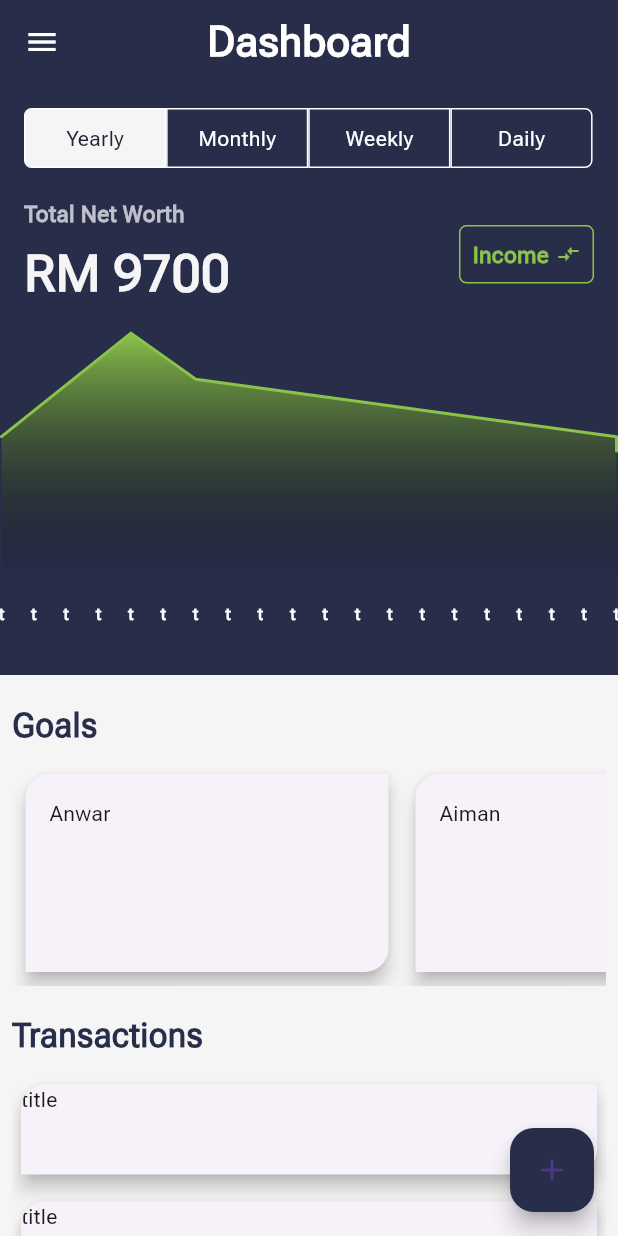
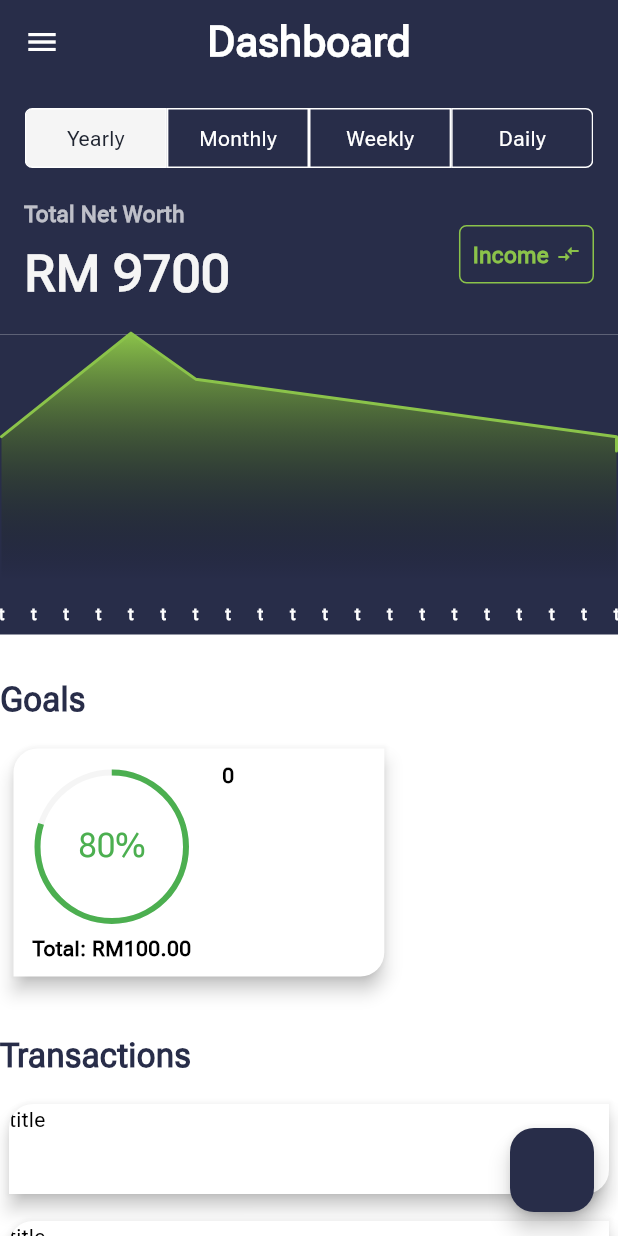
Before and after one commit to AnwarBujangHuat/budgetapp, a Flutter app: the screen it shows after launch, after a tap on "Expenses", on a phone screen of 412 x 824 dp. Run offline on Flutter 3.47's test engine with Material 3 defaults, Android fonts, the phone set to English and light mode, and no system bars; drawn by our look-alikes of fl_chart; our stand-ins replace connectivity_plus, dio, freezed_annotation, hooks_riverpod; generated files the repository leaves out were written again.

Commit message:
commit done design

```diff
--- a/lib/src/app/app.dart
+++ b/lib/src/app/app.dart
@@ -6,7 +6,6 @@ import '../presentation/settings/settings_controller.dart';
 import '../presentation/settings/settings_view.dart';
 import 'app_colors.dart';
 
-/// The Widget that configures your application.
 class MyApp extends StatelessWidget {
   const MyApp({
     super.key,
@@ -21,6 +20,8 @@ class MyApp extends StatelessWidget {
       animation: settingsController,
       builder: (BuildContext context, Widget? child) {
         return MaterialApp(
+          debugShowCheckedModeBanner: false,
+          // showPerformanceOverlay: true,
           restorationScopeId: 'app',
           localizationsDelegates: const [
             AppLocalizations.delegate,
@@ -38,9 +39,21 @@ class MyApp extends StatelessWidget {
               fontFamily: 'RobotoFlex',
               appBarTheme:
                   const AppBarTheme(backgroundColor: AppColors.offWhite),
-              scaffoldBackgroundColor: AppColors.offWhite,
               cardColor: AppColors.white,
+              colorScheme: const ColorScheme(
+                  brightness: Brightness.light,
+                  primary: AppColors.darkBlue,
+                  onPrimary: AppColors.darkBlue,
+                  secondary: AppColors.darkBlueVariant,
+                  onSecondary: AppColors.white,
+                  error: AppColors.lightRed,
+                  onError: AppColors.lightRedVariant,
+                  background: AppColors.offWhite,
+                  onBackground: AppColors.offWhite,
+                  surface: Colors.white,
+                  onSurface: AppColors.black),
               cardTheme: const CardTheme(
+                surfaceTintColor: Colors.white,
                 elevation: 5,
                 clipBehavior: Clip.antiAlias,
                 shape: RoundedRectangleBorder(
@@ -51,6 +64,8 @@ class MyApp extends StatelessWidget {
                       topRight: Radius.circular(0)),
                 ),
               ),
+              progressIndicatorTheme: const ProgressIndicatorThemeData(
+                  circularTrackColor: AppColors.offWhite),
               primaryColorLight: AppColors.darkBlue,
               primaryColor: AppColors.darkBlue),
           darkTheme: ThemeData.dark().copyWith(
--- a/lib/src/app/app_colors.dart
+++ b/lib/src/app/app_colors.dart
@@ -19,4 +19,7 @@ class AppColors {
   static const Color lightGreenVariant = Colors.lightGreen;
   static const Color lightRed = Colors.red;
   static const Color lightRedVariant = Colors.redAccent;
+  static const Color darkYellow = Color(0xFFFFD700);
+  static const Color lightYellow = Color(0xFFFFFF00);
+  static const Color lightYellowVariant = Color(0xFFFFFACD);
 }
--- a/lib/src/presentation/dashboard/state/dashboard_state.dart
+++ /dev/null
@@ -1,14 +0,0 @@
-import 'package:freezed_annotation/freezed_annotation.dart';
-
-import '../../../domain/http/app_exception.dart';
-
-part 'dashboard_state.freezed.dart';
-
-@freezed
-class DashboardState with _$DashboardState {
-  const factory DashboardState.loading() = Loading;
-
-  const factory DashboardState.loaded(List<String> dataList) = Loaded;
-
-  const factory DashboardState.error(AppException appException) = Error;
-}
--- a/lib/src/presentation/dashboard/view/dashboard_view.dart
+++ b/lib/src/presentation/dashboard/view/dashboard_view.dart
@@ -1,8 +1,10 @@
+import 'package:budgetapp/src/presentation/dashboard/viewmodel/dashboard_viewmodel.dart';
+import 'package:budgetapp/src/presentation/dashboard/widget/card_goal.dart';
 import 'package:budgetapp/src/presentation/shared/appbar.dart';
 import 'package:budgetapp/src/presentation/shared/header.dart';
-import 'package:budgetapp/src/presentation/dashboard/viewmodel/dashboard_viewmodel.dart';
 import 'package:budgetapp/src/presentation/dashboard/widget/card_transaction.dart';
 import 'package:budgetapp/src/presentation/dashboard/widget/tab_duration.dart';
+import 'package:budgetapp/src/presentation/transaction/transaction_viewmodel.dart';
 import 'package:flutter_gen/gen_l10n/app_localizations.dart';
 import 'package:flutter/material.dart';
 import 'package:hooks_riverpod/hooks_riverpod.dart';
@@ -14,19 +16,12 @@ import '../widget/line_chart.dart';
 import '../widget/sized_boxes.dart';
 
 class DashboardView extends ConsumerWidget {
-  const DashboardView({super.key});
+  const DashboardView({Key? key}) : super(key: key);
+
   static const routeName = '/home';
 
   @override
   Widget build(BuildContext context, WidgetRef ref) {
-    double screenWidth = MediaQuery.of(context).size.width;
-    double screenHeight = MediaQuery.of(context).size.height;
-
-    String selectedValue = ref.watch(selectedButtonProvider) ??
-        AppLocalizations.of(context)!.expenses;
-
-    final selectedPeriod = ref.watch(selectedPeriodProvider);
-
     return Scaffold(
       floatingActionButton: FlaotingFAB(
         distance: 60,
@@ -34,7 +29,7 @@ class DashboardView extends ConsumerWidget {
           ActionButton(
             title: AppLocalizations.of(context)!.income,
             onPressed: () =>
-                {ref.read(dashboardProvider.notifier).insertNewdata()},
+                {ref.read(transactionsProvider.notifier).insertNewdata()},
             icon: const Icon(Icons.attach_money),
           ),
           ActionButton(
@@ -49,9 +44,33 @@ class DashboardView extends ConsumerWidget {
         child: ListView(
           padding: const EdgeInsets.only(bottom: 10),
           shrinkWrap: true,
-          children: [
-            Container(
-              height: 450,
+          children: const [
+            MyHeader(),
+            MyLineChartWidget(),
+            SizedBox(height: 10),
+            MyGoals(),
+            SizedBox(height: 10),
+            MyTransactions(),
+          ],
+        ),
+      ),
+    );
+  }
+}
+
+class MyHeader extends ConsumerWidget {
+  const MyHeader({super.key});
+
+  @override
+  Widget build(BuildContext context, WidgetRef ref) {
+    String selectedValue = ref.watch(selectedButtonProvider) ??
+        AppLocalizations.of(context)!.expenses;
+
+    final selectedPeriod = ref.watch(selectedPeriodProvider);
+
+    double screenWidth = MediaQuery.of(context).size.width;
+
+    return Container(
       decoration: const BoxDecoration(color: AppColors.darkBlue),
       child: Column(
         children: [
@@ -60,12 +79,10 @@ class DashboardView extends ConsumerWidget {
               onPressedBack: () => Navigator.restorablePushNamed(
                   context, SettingsView.routeName)),
           Padding(
-                    padding: const EdgeInsets.all(16),
+            padding: const EdgeInsets.all(16.0),
             child: Column(
-                      children: [
-                        Column(
               mainAxisAlignment: MainAxisAlignment.start,
-                          crossAxisAlignment: CrossAxisAlignment.start,
+              crossAxisAlignment: CrossAxisAlignment.center,
               children: [
                 SizedBox(
                   height: 40,
@@ -77,10 +94,10 @@ class DashboardView extends ConsumerWidget {
                     itemBuilder: (context, index) => TimelineTab(
                       selected: selectedPeriod,
                       onTap: () => ref
-                                            .read(
-                                                selectedPeriodProvider.notifier)
+                          .read(selectedPeriodProvider.notifier)
                           .state = filterButton[index],
-                                      )),
+                    ),
+                  ),
                 ),
                 const SizedH20(),
                 Row(
@@ -92,25 +109,29 @@ class DashboardView extends ConsumerWidget {
                       crossAxisAlignment: CrossAxisAlignment.start,
                       children: [
                         Text(
-                                        AppLocalizations.of(context)!
-                                            .totalNetWorth,
+                          AppLocalizations.of(context)!.totalNetWorth,
                           style: const TextStyle(
                             fontSize: AppFontSizes.subheadline,
                             color: AppColors.offWhiteVariant,
-                                            fontWeight: FontWeight.bold)),
+                            fontWeight: FontWeight.bold,
+                          ),
+                        ),
                         const SizedH05(),
-                                    const Text("RM 9700",
+                        const Text(
+                          "RM 9700",
                           style: TextStyle(
                             fontSize: AppFontSizes.title4,
                             color: AppColors.offWhite,
-                                            fontWeight: FontWeight.bold)),
+                            fontWeight: FontWeight.bold,
+                          ),
+                        ),
                       ],
                     ),
                     GestureDetector(
                       onTap: () {
-                                    ref
-                                        .read(selectedButtonProvider.notifier)
-                                        .state = selectedValue ==
+                        final selectedButton = ref.read(selectedButtonProvider);
+                        ref.read(selectedButtonProvider.notifier).state =
+                            selectedButton ==
                                     AppLocalizations.of(context)!.income
                                 ? AppLocalizations.of(context)!.expenses
                                 : AppLocalizations.of(context)!.income;
@@ -119,41 +140,35 @@ class DashboardView extends ConsumerWidget {
                         decoration: BoxDecoration(
                           border: Border.all(
                             color: selectedValue !=
-                                                    AppLocalizations.of(
-                                                            context)!
-                                                        .income
+                                    AppLocalizations.of(context)!.income
                                 ? AppColors.lightRed
-                                                : AppColors.lightGreenVariant),
+                                : AppColors.lightGreenVariant,
+                          ),
                           color: Colors.transparent,
-                                        borderRadius: BorderRadius.circular(5)),
+                          borderRadius: BorderRadius.circular(5),
+                        ),
                         child: Padding(
                           padding: const EdgeInsets.all(8.0),
                           child: Wrap(
-                                        crossAxisAlignment:
-                                            WrapCrossAlignment.center,
+                            crossAxisAlignment: WrapCrossAlignment.center,
                             children: [
-                                          Text(selectedValue,
+                              Text(
+                                selectedValue,
                                 style: TextStyle(
-                                                  fontSize:
-                                                      AppFontSizes.subheadline,
+                                  fontSize: AppFontSizes.subheadline,
                                   color: selectedValue !=
-                                                          AppLocalizations.of(
-                                                                  context)!
-                                                              .income
+                                          AppLocalizations.of(context)!.income
                                       ? AppColors.lightRed
-                                                      : AppColors
-                                                          .lightGreenVariant,
-                                                  fontWeight: FontWeight.bold)),
-                                          const SizedBox(
-                                            width: 5,
+                                      : AppColors.lightGreenVariant,
+                                  fontWeight: FontWeight.bold,
                                 ),
+                              ),
+                              const SizedBox(width: 5),
                               Icon(
                                 Icons.compare_arrows,
                                 size: 16,
                                 color: selectedValue !=
-                                                    AppLocalizations.of(
-                                                            context)!
-                                                        .income
+                                        AppLocalizations.of(context)!.income
                                     ? AppColors.lightRed
                                     : AppColors.lightGreenVariant,
                               ),
@@ -166,47 +181,64 @@ class DashboardView extends ConsumerWidget {
                 ),
               ],
             ),
-                      ],
-                    ),
-                  ),
-                  SizedBox(
-                    height: 200,
-                    child: LineChartWidget(
-                      isExpenses:
-                          selectedValue == AppLocalizations.of(context)!.income,
-                    ),
           ),
         ],
       ),
+    );
+  }
+}
+
+class MyLineChartWidget extends ConsumerWidget {
+  const MyLineChartWidget({super.key});
+
+  @override
+  Widget build(BuildContext context, ref) {
+    String selectedValue = ref.watch(selectedButtonProvider) ??
+        AppLocalizations.of(context)!.expenses;
+
+    return Container(
+      decoration: const BoxDecoration(color: AppColors.darkBlue),
+      height: 200,
+      child: LineChartWidget(
+        isExpenses: selectedValue == AppLocalizations.of(context)!.income,
       ),
-            Padding(
-              padding: const EdgeInsets.symmetric(horizontal: 8.0),
-              child: Column(
+    );
+  }
+}
+
+class MyGoals extends ConsumerWidget {
+  const MyGoals({Key? key}) : super(key: key);
+
+  @override
+  Widget build(BuildContext context, WidgetRef ref) {
+    return Column(
       crossAxisAlignment: CrossAxisAlignment.start,
       children: [
         const SizedH10(),
         const AHeader(title: "Goals"),
-                  ref.watch(dashboardProvider).when(loading: () {
-                    return const Text('Loadimg');
-                  }, loaded: (dataList) {
+        ref.watch(transactionsProvider).when(
+          loading: () {
+            return const Text('Loading');
+          },
+          loaded: (dataList) {
             return SizedBox(
-                      height: 150,
+              height: 170,
               child: ListView.separated(
                 padding: const EdgeInsets.all(5),
                 separatorBuilder: (context, index) => const SizedW10(),
-                        shrinkWrap: true,
                 scrollDirection: Axis.horizontal,
-                        itemBuilder: (context, index) => SizedBox(
-                          width: 250,
-                          child: Card(
-                              child: Padding(
-                                  padding: const EdgeInsets.all(16.0),
-                                  child: Text(dataList[index]))),
+                itemBuilder: (context, index) => GoalCard(
+                  onPressed: () {},
+                  title: index.toString(),
+                  description: '',
+                  total: 100,
+                  progress: 80,
                 ),
-                        itemCount: dataList.length,
+                itemCount: 1,
               ),
             );
-                  }, error: (appException) {
+          },
+          error: (appException) {
             return SizedBox(
               height: 150,
               child: ListView.separated(
@@ -219,37 +251,46 @@ class DashboardView extends ConsumerWidget {
                   child: Card(
                     child: Padding(
                       padding: EdgeInsets.all(16.0),
-                                  child: Text("j"))),
+                      child: Text("j"),
+                    ),
+                  ),
                 ),
                 itemCount: 2,
               ),
             );
-                  }),
+          },
+        ),
         const SizedH10(),
+      ],
+    );
+  }
+}
+
+class MyTransactions extends StatelessWidget {
+  const MyTransactions({Key? key}) : super(key: key);
+
+  @override
+  Widget build(BuildContext context) {
+    return Column(
+      crossAxisAlignment: CrossAxisAlignment.start,
+      children: [
         const AHeader(title: "Transactions"),
         SizedBox(
-                    height: screenHeight * .3,
+          height: MediaQuery.of(context).size.height * .3,
           child: ListView.separated(
-                      padding: const EdgeInsets.symmetric(
-                          vertical: 5, horizontal: 2),
-                      separatorBuilder: (context, index) => const SizedBox(
-                        height: 10,
-                      ),
+            padding: const EdgeInsets.symmetric(vertical: 5, horizontal: 2),
+            separatorBuilder: (context, index) => const SizedBox(height: 10),
             shrinkWrap: true,
             scrollDirection: Axis.vertical,
             itemBuilder: (context, index) => TransactionCard(
               onPressed: () {},
               title: 'title',
-                          description: 'description'),
+              description: 'description',
+            ),
             itemCount: 10,
           ),
         ),
       ],
-              ),
-            )
-          ],
-        ),
-      ),
     );
   }
 }
--- a/lib/src/presentation/dashboard/viewmodel/dashboard_viewmodel.dart
+++ b/lib/src/presentation/dashboard/viewmodel/dashboard_viewmodel.dart
@@ -1,5 +1,3 @@
-import 'package:budgetapp/src/domain/repository/budget_repository.dart';
-import 'package:budgetapp/src/presentation/dashboard/state/dashboard_state.dart';
 import 'package:hooks_riverpod/hooks_riverpod.dart';
 
 const List<String> filterButton = <String>[
@@ -10,31 +8,3 @@ const List<String> filterButton = <String>[
 ];
 final selectedButtonProvider = StateProvider<String?>((_) => null);
 final selectedPeriodProvider = StateProvider<String>((_) => filterButton[0]);
-final dashboardProvider =
-    StateNotifierProvider<DashboardProvider, DashboardState>((ref) {
-  return DashboardProvider(ref);
-});
-
-class DashboardProvider extends StateNotifier<DashboardState> {
-  DashboardProvider(this._ref) : super(const DashboardState.loading()) {
-    getAllExpanses();
-  }
-
-  final Ref _ref;
-  late final ExpansesRepository _expensesRepository =
-      _ref.read(expansesRepositoryProvider);
-
-  Future<void> getAllExpanses() async {
-    state = const DashboardState.loading();
-    List<String> response = await _expensesRepository.getAllExpanses();
-
-    if (mounted) {
-      state = DashboardState.loaded(response);
-    }
-  }
-
-  Future<void> insertNewdata() async {
-    List<String> response =
-        await _expensesRepository.addElement(data: 'Ikhsan');
-  }
-}
--- a/lib/src/presentation/dashboard/widget/card_goal.dart
+++ b/lib/src/presentation/dashboard/widget/card_goal.dart
@@ -1,21 +1,112 @@
+import 'package:budgetapp/src/app/app_colors.dart';
 import 'package:flutter/material.dart';
 
 class GoalCard extends StatelessWidget {
-  const GoalCard(
-      {super.key,
-      required this.onPressed,
-      required this.title,
-      required this.description,
-      required this.progress});
+  const GoalCard({
+    Key? key,
+    required this.onPressed,
+    required this.title,
+    required this.description,
+    required this.progress,
+    required this.total,
+  }) : super(key: key);
+
   final VoidCallback onPressed;
   final String title;
+  final double total;
   final String description;
   final double progress;
 
   @override
   Widget build(BuildContext context) {
     return Card(
-      child: SizedBox(width: 250, child: Text(title)),
+      child: Container(
+        padding: const EdgeInsets.all(8),
+        width: MediaQuery.of(context).size.width * 0.6,
+        constraints: const BoxConstraints(minWidth: 100, maxWidth: 250),
+        child: Row(
+          children: [
+            _CircularProgressIndicator(
+              value: progress,
+              total: total,
+            ),
+            const SizedBox(width: 16),
+            Column(
+              crossAxisAlignment: CrossAxisAlignment.start,
+              children: [
+                Text(title,
+                    style: const TextStyle(fontWeight: FontWeight.bold)),
+                Text(description),
+              ],
+            ),
+          ],
+        ),
+      ),
     );
   }
 }
+
+Color _calculateProgressColor(double value, double total) {
+  double progress = value / total;
+  if (progress == 0) return AppColors.black;
+
+  if (progress < 0.4) {
+    return AppColors.lightRed;
+  } else if (progress < 0.6) {
+    return AppColors.lightYellow;
+  } else {
+    return AppColors.lightGreen;
+  }
+}
+
+class _CircularProgressIndicator extends StatelessWidget {
+  const _CircularProgressIndicator({required this.value, required this.total});
+  final double value;
+  final double total;
+
+  @override
+  Widget build(BuildContext context) {
+    double boxHeight = 115;
+    ThemeData currentTheme = Theme.of(context);
+    return Column(
+      children: [
+        Container(
+          padding: const EdgeInsets.all(8),
+          height: boxHeight,
+          width: boxHeight,
+          child: Stack(
+            children: [
+              Center(
+                child: SizedBox(
+                  height: boxHeight,
+                  width: boxHeight,
+                  child: CircularProgressIndicator(
+                    color: _calculateProgressColor(value, total),
+                    strokeWidth: 4,
+                    value: value / total,
+                  ),
+                ),
+              ),
+              Center(
+                child: Text(
+                  '${(value / total * 100).toStringAsFixed(0)}%',
+                  style: currentTheme.textTheme.titleLarge!
+                      .copyWith(color: _calculateProgressColor(value, total)),
+                ),
+              ),
+            ],
+          ),
+        ),
+        Expanded(
+          child: Center(
+            child: Text(
+              'Total: RM${total.toStringAsFixed(2)}',
+              style: currentTheme.textTheme.bodyMedium!
+                  .copyWith(fontWeight: FontWeight.bold),
+            ),
+          ),
+        ),
+      ],
+    );
+  }
+}
--- /dev/null
+++ b/lib/src/presentation/transaction/state/transaction_state.dart
@@ -0,0 +1,14 @@
+import 'package:freezed_annotation/freezed_annotation.dart';
+
+import '../../../domain/http/app_exception.dart';
+
+part 'transaction_state.freezed.dart';
+
+@freezed
+class TransactionsState with _$TransactionsState {
+  const factory TransactionsState.loading() = Loading;
+
+  const factory TransactionsState.loaded(List<String> dataList) = Loaded;
+
+  const factory TransactionsState.error(AppException appException) = Error;
+}
--- /dev/null
+++ b/lib/src/presentation/transaction/transaction_viewmodel.dart
@@ -0,0 +1,32 @@
+import 'package:budgetapp/src/domain/repository/budget_repository.dart';
+import 'package:budgetapp/src/presentation/transaction/state/transaction_state.dart';
+import 'package:hooks_riverpod/hooks_riverpod.dart';
+
+final transactionsProvider =
+    StateNotifierProvider<TransactionsProvider, TransactionsState>((ref) {
+  return TransactionsProvider(ref);
+});
+
+class TransactionsProvider extends StateNotifier<TransactionsState> {
+  TransactionsProvider(this._ref) : super(const TransactionsState.loading()) {
+    getAllExpanses();
+  }
+
+  final Ref _ref;
+  late final ExpansesRepository _expensesRepository =
+      _ref.read(expansesRepositoryProvider);
+
+  Future<void> getAllExpanses() async {
+    state = const TransactionsState.loading();
+    List<String> response = await _expensesRepository.getAllExpanses();
+
+    if (mounted) {
+      state = TransactionsState.loaded(response);
+    }
+  }
+
+  Future<void> insertNewdata() async {
+    List<String> response =
+        await _expensesRepository.addElement(data: 'Ikhsan');
+  }
+}
```
Also changed, not shown: lib/src/presentation/transaction/state/transaction_state.freezed.dart. Lines whose indentation alone changed are shown as unchanged.
